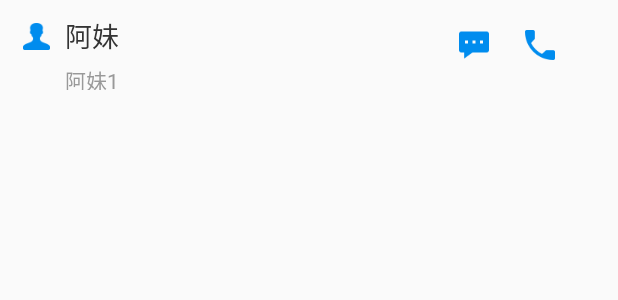
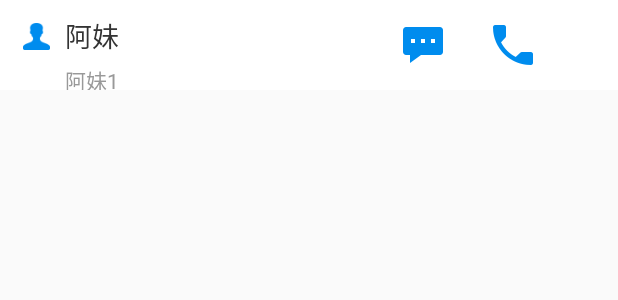
Before and after one commit to wbq19920501/SWSMEP, an Android app: the layout linkman_item.xml on its own in the app's theme, with its tools: preview values and no code run, on a phone screen of 412 x 824 dp. Shown: the top 300 px of the screen. Run offline under Robolectric (Android 15) with nearby library versions, the phone set to English and light mode, and no system bars.

Commit message:
通讯录调整

```diff
--- a/app/src/main/res/layout/linkman_item.xml
+++ b/app/src/main/res/layout/linkman_item.xml
@@ -1,7 +1,8 @@
 <?xml version="1.0" encoding="utf-8"?>
 <LinearLayout xmlns:android="http://schemas.android.com/apk/res/android"
     android:orientation="horizontal" android:layout_width="match_parent"
-    android:layout_height="60dp">
+    android:layout_height="60dp"
+    android:background="@color/white">
     <ImageView
         android:id="@+id/link_img"
         android:layout_width="18dp"
@@ -33,21 +34,22 @@
     <RelativeLayout
         android:layout_width="match_parent"
         android:layout_height="60dp">
-        <ImageView
+        <ImageButton
             android:id="@+id/link_call"
             android:layout_marginRight="40dp"
             android:layout_alignParentRight="true"
             android:layout_centerVertical="true"
-            android:layout_width="24dp"
-            android:layout_height="24dp"
-            android:background="@mipmap/call"/>
-        <ImageView
-            android:layout_marginRight="20dp"
+            android:layout_width="60dp"
+            android:layout_height="60dp"
+            android:src="@mipmap/call"
+            android:background="@drawable/btn_menu"/>
+        <ImageButton
             android:id="@+id/link_msg"
             android:layout_toLeftOf="@id/link_call"
             android:layout_centerVertical="true"
-            android:layout_width="24dp"
-            android:layout_height="24dp"
-            android:background="@mipmap/link_msg"/>
+            android:layout_width="60dp"
+            android:layout_height="60dp"
+            android:src="@mipmap/link_msg"
+            android:background="@drawable/btn_menu"/>
     </RelativeLayout>
 </LinearLayout>
--- a/app/src/main/res/layout/phone3_list_item.xml
+++ b/app/src/main/res/layout/phone3_list_item.xml
@@ -1,9 +1,9 @@
 <?xml version="1.0" encoding="utf-8"?>
 <RelativeLayout xmlns:android="http://schemas.android.com/apk/res/android"
-    android:layout_width="match_parent" android:layout_height="@dimen/height">
+    android:layout_width="match_parent" android:layout_height="70dp">
     <TextView
-        android:paddingTop="10dp"
-        android:paddingBottom="10dp"
+        android:paddingTop="20dp"
+        android:paddingBottom="20dp"
         android:id="@+id/phone3_list_text"
         android:layout_centerVertical="true"
         android:layout_marginLeft="10dp"
--- a/app/src/main/res/layout/work_item.xml
+++ b/app/src/main/res/layout/work_item.xml
@@ -1,10 +1,10 @@
 <?xml version="1.0" encoding="utf-8"?>
 <RelativeLayout xmlns:android="http://schemas.android.com/apk/res/android"
-    android:layout_width="match_parent" android:layout_height="120dp">
+    android:layout_width="match_parent" android:layout_height="80dp">
     <TextView
         android:id="@+id/work_name"
-        android:layout_width="100dp"
-        android:layout_height="100dp"
+        android:layout_width="60dp"
+        android:layout_height="60dp"
         android:layout_margin="15dp"
         android:background="@drawable/work_round"
         android:text="收文"
```
Also changed, not shown: app/src/main/java/com/jokeep/swsmep/activity/PhoneManActivity.java (+10 -5 lines), app/src/main/java/com/jokeep/swsmep/activity/SearchManActivity.java (+19 -3 lines), app/src/main/java/com/jokeep/swsmep/adapter/SortAdapter.java (+12 -3 lines), app/src/main/java/com/jokeep/swsmep/fragment/WorkFragment.java (+75 -4 lines), app/src/main/java/com/jokeep/swsmep/view/DialogMsg.java (added, +35 -0 lines), app/src/main/res/layout/dialog_msg.xml (added, +16 -0 lines), app/src/main/res/layout/phone_man.xml (+10 -0 lines), app/src/main/res/values/styles.xml (+11 -0 lines).
